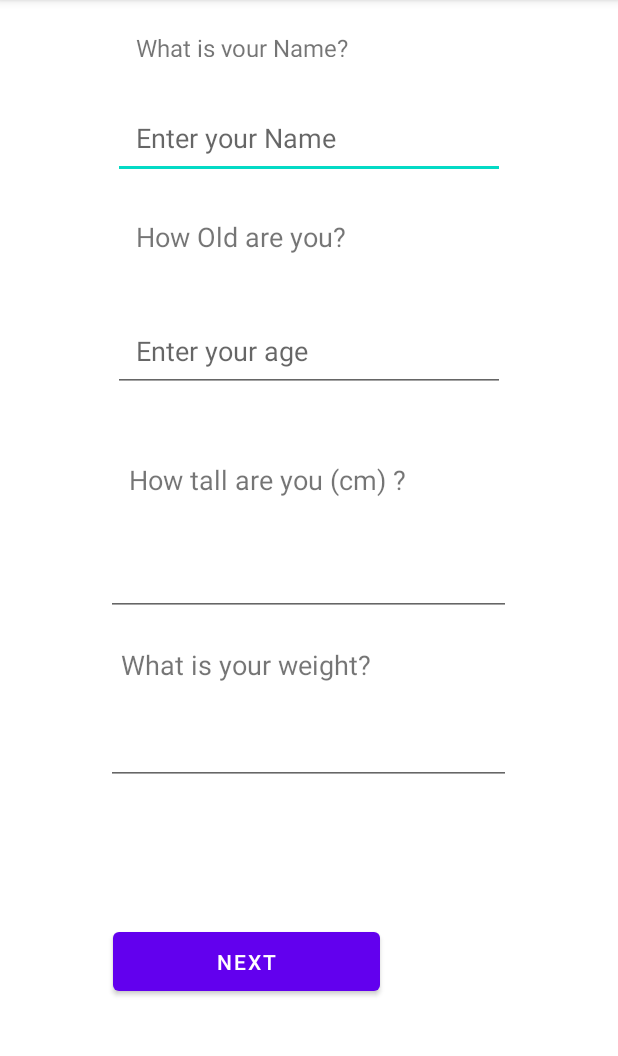
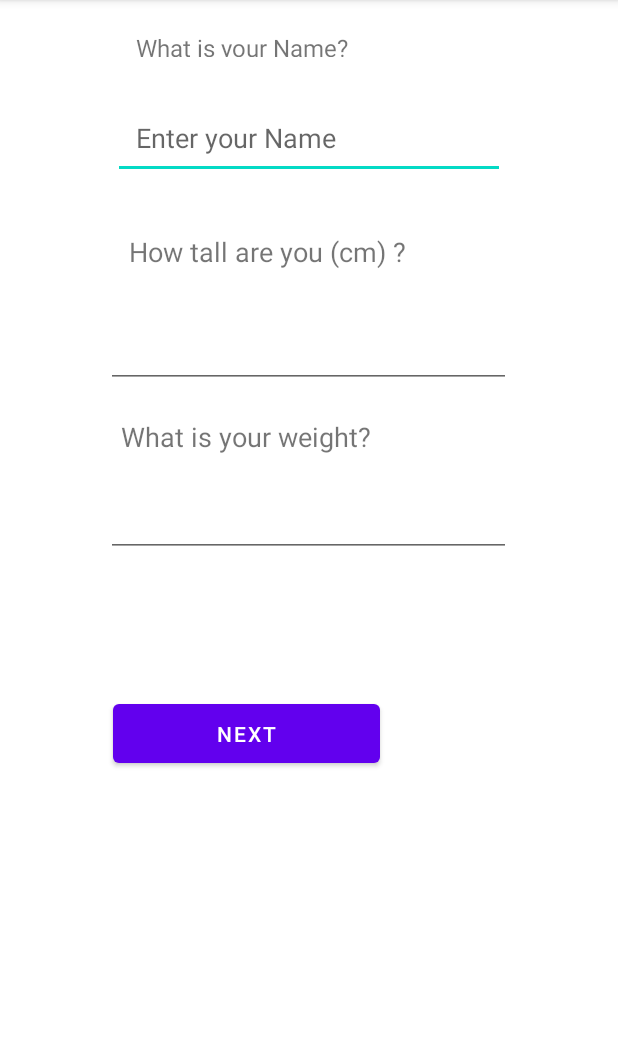
Before and after one commit to sondos-issa/FitMe, an Android app: the screen it shows after launch (MainActivity), on a phone screen of 412 x 824 dp, the part 84-1140 px from its top. Run offline under Robolectric (Android 15) with nearby library versions, the phone set to English and light mode, and no system bars.

Commit message:
version1

```diff
--- a/app/src/main/java/com/example/twoactivities/MainActivity.java
+++ b/app/src/main/java/com/example/twoactivities/MainActivity.java
@@ -1,20 +1,31 @@
 package com.example.twoactivities;
 
+import android.annotation.SuppressLint;
 import android.content.Intent;
 import android.os.Bundle;
 import android.view.View;
+import android.widget.EditText;
+import android.widget.Toast;
 
 import androidx.appcompat.app.AppCompatActivity;
 
 public class MainActivity extends AppCompatActivity {
+    private EditText name;
+
     //public Button MoveTsec;
+    @SuppressLint("WrongViewCast")
     @Override
     protected void onCreate(Bundle savedInstanceState) {
         super.onCreate(savedInstanceState);
         setContentView(R.layout.activity_main);
+        name = findViewById(R.id.editTextTextPersonName3);
+        //age = findViewById(R.id.AGE);
+
     }
 
     public void btnShow_Show(View view) {
+        String UName = name.getText().toString();
+        Toast.makeText(MainActivity.this, "hi "+UName + "welcome To My App!", Toast.LENGTH_SHORT).show();
 
         Intent intent = new Intent(MainActivity.this,scondActivity.class);
         startActivity(intent);
@@ -22,12 +33,4 @@ public class MainActivity extends AppCompatActivity {
     }
 
 
-//    public void btnStartOnClick(View view) {
-//    }
-//
-//    public void btnStopOnClick(View view) {
-//    }
-//
-//    public void btnResetOnClick(View view) {
-//    }
 }
--- a/app/src/main/res/layout/activity_main.xml
+++ b/app/src/main/res/layout/activity_main.xml
@@ -1,21 +1,22 @@
 <?xml version="1.0" encoding="utf-8"?>
 <LinearLayout xmlns:android="http://schemas.android.com/apk/res/android"
-    xmlns:app="http://schemas.android.com/apk/res-auto"
     xmlns:tools="http://schemas.android.com/tools"
     android:layout_width="match_parent"
     android:layout_height="match_parent"
     android:orientation="vertical"
-    tools:context=".MainActivity">
+    tools:context=".MainActivity"
+    tools:ignore="ExtraText">
 
     <TextView
-        android:id="@+id/textView2"
+        android:id="@+id/btnfirstnext"
         android:layout_width="261dp"
         android:layout_height="48dp"
         android:layout_gravity="center"
         android:layout_margin="5dp"
         android:padding="15dp"
         android:textSize="16dp"
-        android:text="@string/what_is_your_name" />
+        android:text="@string/what_is_your_name"
+        tools:ignore="SpUsage" />
 
 
     <EditText
@@ -28,28 +29,9 @@
         android:hint="@string/enter_your_name"
         android:padding="15dp"
         android:inputType="textPersonName"
-        android:text="" />
+        android:text=""
+        tools:ignore="Autofill" />
 
-    <TextView
-        android:id="@+id/lallll"
-        android:layout_width="261dp"
-        android:layout_height="wrap_content"
-        android:layout_gravity="center"
-        android:layout_margin="5dp"
-        android:padding="15dp"
-        android:text="How Old are you?"
-        android:textSize="18dp" /><![CDATA[
-    " />
-    ]]>
-    <EditText
-        android:layout_width="261dp"
-        android:layout_height="wrap_content"
-        android:layout_gravity="center"
-        android:layout_margin="15dp"
-        android:ems="10"
-        android:hint="Enter your age"
-        android:inputType="number"
-        android:padding="15dp" />
 
     <TextView
         android:id="@+id/textView2"
@@ -61,10 +43,10 @@
         android:padding="15dp"
         android:text="How tall are you (cm) ?"
         android:textSize="18dp"
-        tools:ignore="DuplicateIds" />
+        tools:ignore="DuplicateIds,HardcodedText,SpUsage" />
 
     <EditText
-        android:id="@+id/editText2"
+        android:id="@+id/tall"
         android:layout_width="270dp"
         android:layout_height="48dp"
         android:ems="10"
@@ -72,7 +54,7 @@
 
         android:inputType="number"
         android:gravity="center"
-        />
+        tools:ignore="Autofill" />
 
     <TextView
         android:id="@+id/textView"
@@ -82,17 +64,18 @@
         android:layout_margin="10dp"
         android:padding="10dp"
         android:text="What is your weight?"
-        android:textSize="18dp" />
+        android:textSize="18dp"
+        tools:ignore="HardcodedText,SpUsage" />
 
     <EditText
-        android:id="@+id/editText"
+        android:id="@+id/weight"
         android:layout_width="270dp"
         android:layout_height="48dp"
         android:layout_marginBottom="92dp"
         android:ems="10"
         android:inputType="number"
         android:layout_gravity="center"
-         />
+        tools:ignore="Autofill" />
 
     <Button
         android:id="@+id/btnShow"
@@ -102,6 +85,7 @@
         android:onClick="btnShow_Show"
 
         android:padding="10dp"
-        android:text="Next" />
+        android:text="Next"
+        tools:ignore="HardcodedText,RtlHardcoded,UsingOnClickInXml" />
 
 </LinearLayout>
--- a/app/src/main/res/values/strings.xml
+++ b/app/src/main/res/values/strings.xml
@@ -13,4 +13,5 @@
     <string name="start">Start</string>
     <string name="reset">Reset</string>
     <string name="stop">Stop</string>
+    <string name="put_your_arms_like_the_image_then_do_squats_for_15_minutes">Put your ARMS like the image , then Do squats for 15 minutes</string>
 </resources>
```
Also changed, not shown: app/src/main/java/com/example/twoactivities/MainActivity3.java (+13 -14 lines), app/src/main/java/com/example/twoactivities/model/ITrain.java (added, +8 -0 lines), app/src/main/java/com/example/twoactivities/model/Train.java (added, +47 -0 lines), app/src/main/java/com/example/twoactivities/model/TrainDa.java (added, +22 -0 lines), app/src/main/java/com/example/twoactivities/model/TrainFactory.java (added, +7 -0 lines), app/src/main/java/com/example/twoactivities/problem.java (+47 -6 lines), app/src/main/java/com/example/twoactivities/scondActivity.java (+37 -4 lines), app/src/main/res/layout/activity_abs.xml (+11 -2 lines), app/src/main/res/layout/activity_legs.xml (+15 -3 lines), app/src/main/res/layout/activity_main3.xml (+4 -4 lines), app/src/main/res/layout/activity_problem.xml (+0 -8 lines), app/src/main/res/layout/activity_scond.xml (+6 -3 lines).
